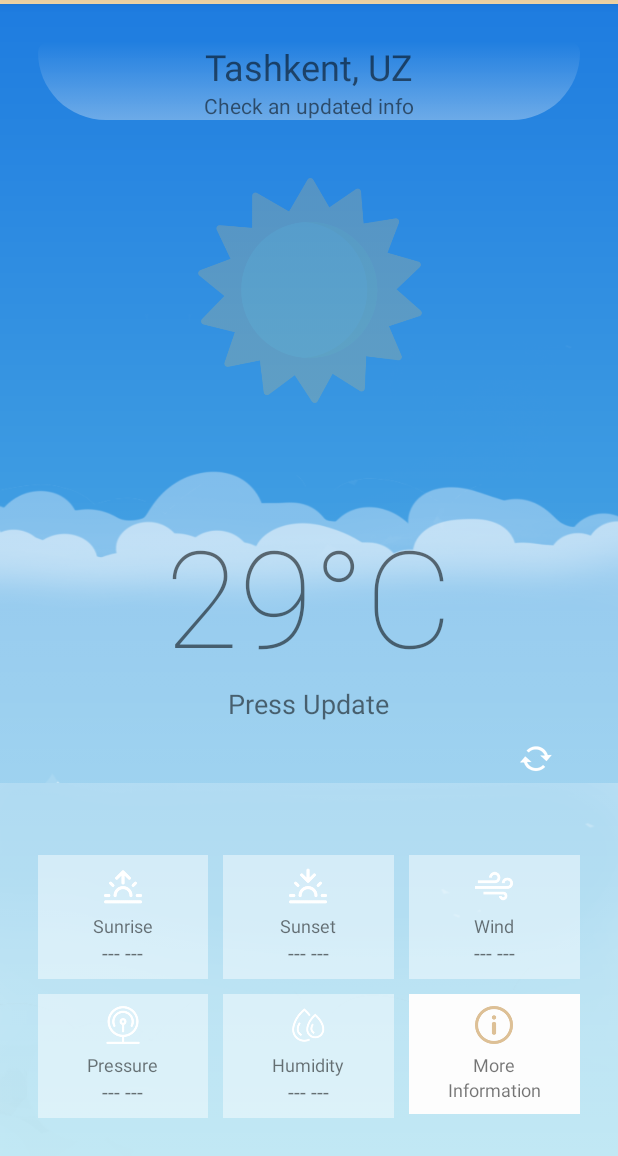
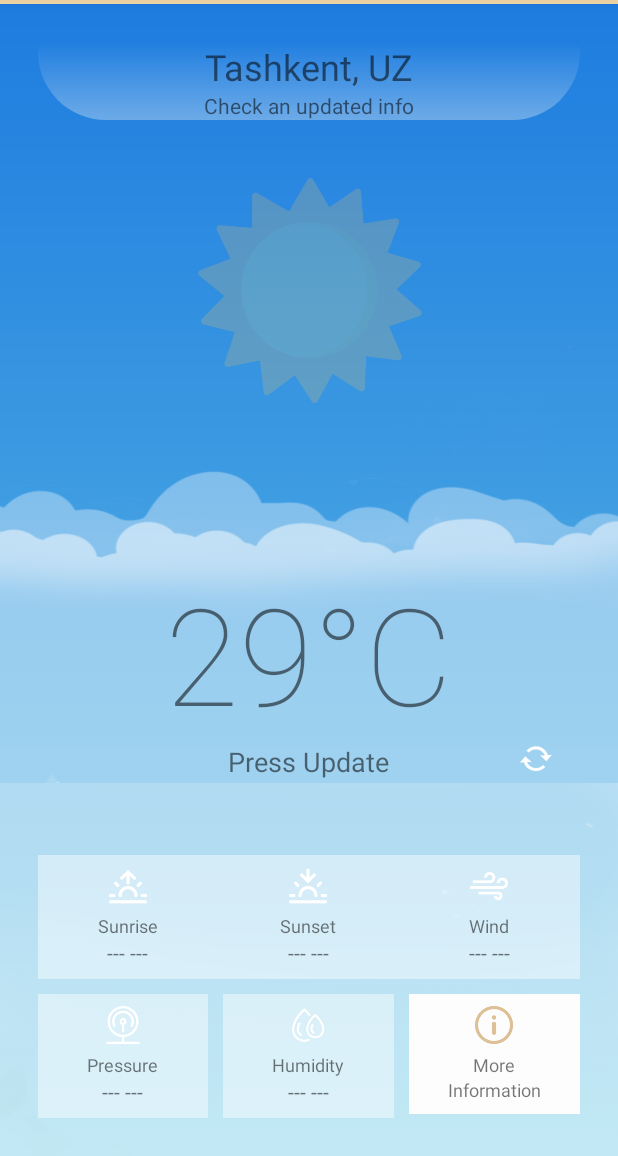
Before and after one commit to TheBukharian/Weather-app, an Android app: the screen it shows after launch (MainActivity), on a phone screen of 412 x 824 dp, the part 80-1236 px from its top. Run offline under Robolectric (Android 15) with nearby library versions, the phone set to English and light mode, and no system bars.

Commit message:
Main Page Done

```diff
--- a/app/src/main/java/com/example/weatherapp/MainActivity.kt
+++ b/app/src/main/java/com/example/weatherapp/MainActivity.kt
@@ -214,7 +214,7 @@ class MainActivity : AppCompatActivity(), BottomSheetEx.BottomSheetListener{
                         findViewById<ImageView>(R.id.vintage).visibility = View.VISIBLE
                         findViewById<ImageView>(R.id.vintage2).visibility = View.VISIBLE
                         findViewById<ImageView>(R.id.vintageo).visibility = View.VISIBLE
-                        findViewById<ImageView>(R.id.Error).visibility = View.GONE
+                        findViewById<TextView>(R.id.Error).visibility = View.GONE
 
 
 
--- a/app/src/main/res/layout/activity_main.xml
+++ b/app/src/main/res/layout/activity_main.xml
@@ -111,9 +111,12 @@
                 android:id="@+id/overviewContainer"
                 android:layout_width="match_parent"
                 android:layout_height="wrap_content"
-                android:layout_centerInParent="true"
-                android:orientation="vertical"
-                android:layout_marginTop="20dp">
+                android:layout_above="@+id/detailsContainer"
+
+                android:layout_centerHorizontal="true"
+                android:layout_marginTop="20dp"
+                android:layout_marginBottom="50dp"
+                android:orientation="vertical">
 
                 <TextView
                     android:id="@+id/temp"
@@ -197,9 +200,7 @@
                             android:textSize="14dp" />
                     </LinearLayout>
 
-                    <Space
-                        android:layout_width="10dp"
-                        android:layout_height="wrap_content" />
+
 
                     <LinearLayout
                         android:id="@+id/box2"
@@ -236,9 +237,7 @@
                             android:textSize="14dp" />
                     </LinearLayout>
 
-                    <Space
-                        android:layout_width="10dp"
-                        android:layout_height="wrap_content" />
+
 
                     <LinearLayout
                         android:id="@+id/box3"
```
Also changed, not shown: app/src/main/res/layout/fragment_bottom_sheet_ex.xml (+5 -85 lines).
